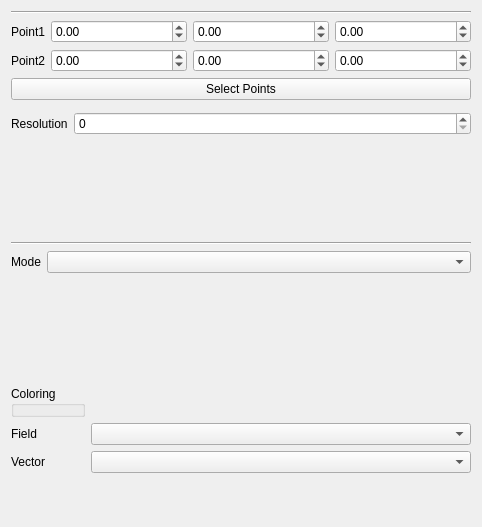
makkemal/FreeCAD, file src/Mod/Fem/Gui/TaskPostDataAlongLine.ui: the form before one commit.
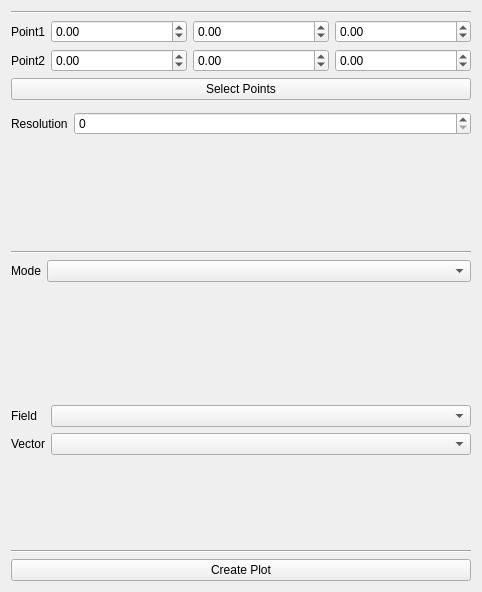
The form after the commit.

Commit message: Fem: DataAlongLine: create plot button added

What changed in the file:
```diff
--- a/src/Mod/Fem/Gui/TaskPostDataAlongLine.ui
+++ b/src/Mod/Fem/Gui/TaskPostDataAlongLine.ui
@@ -7,7 +7,7 @@
     <x>0</x>
     <y>0</y>
     <width>482</width>
-    <height>527</height>
+    <height>592</height>
    </rect>
   </property>
   <property name="windowTitle">
@@ -239,34 +239,41 @@
       <enum>QFormLayout::AllNonFixedFieldsGrow</enum>
      </property>
      <item row="0" column="0">
-      <widget class="QGroupBox" name="groupBox">
-       <property name="title">
-        <string>Coloring</string>
-       </property>
-      </widget>
-     </item>
-     <item row="1" column="0">
       <widget class="QLabel" name="label_4">
        <property name="text">
         <string>Field</string>
        </property>
       </widget>
      </item>
-     <item row="1" column="1">
+     <item row="0" column="1">
       <widget class="QComboBox" name="Field"/>
      </item>
-     <item row="2" column="0">
+     <item row="1" column="0">
       <widget class="QLabel" name="label_5">
        <property name="text">
         <string>Vector</string>
        </property>
       </widget>
      </item>
-     <item row="2" column="1">
+     <item row="1" column="1">
       <widget class="QComboBox" name="VectorMode"/>
      </item>
     </layout>
    </item>
+   <item>
+    <widget class="Line" name="line_3">
+     <property name="orientation">
+      <enum>Qt::Horizontal</enum>
+     </property>
+    </widget>
+   </item>
+   <item>
+    <widget class="QPushButton" name="CreatePlot">
+     <property name="text">
+      <string>Create Plot</string>
+     </property>
+    </widget>
+   </item>
   </layout>
   <zorder>SelectPoints</zorder>
   <zorder>line</zorder>
```
Left out of the diff: 2 changed lines with no effect on the pictures.
